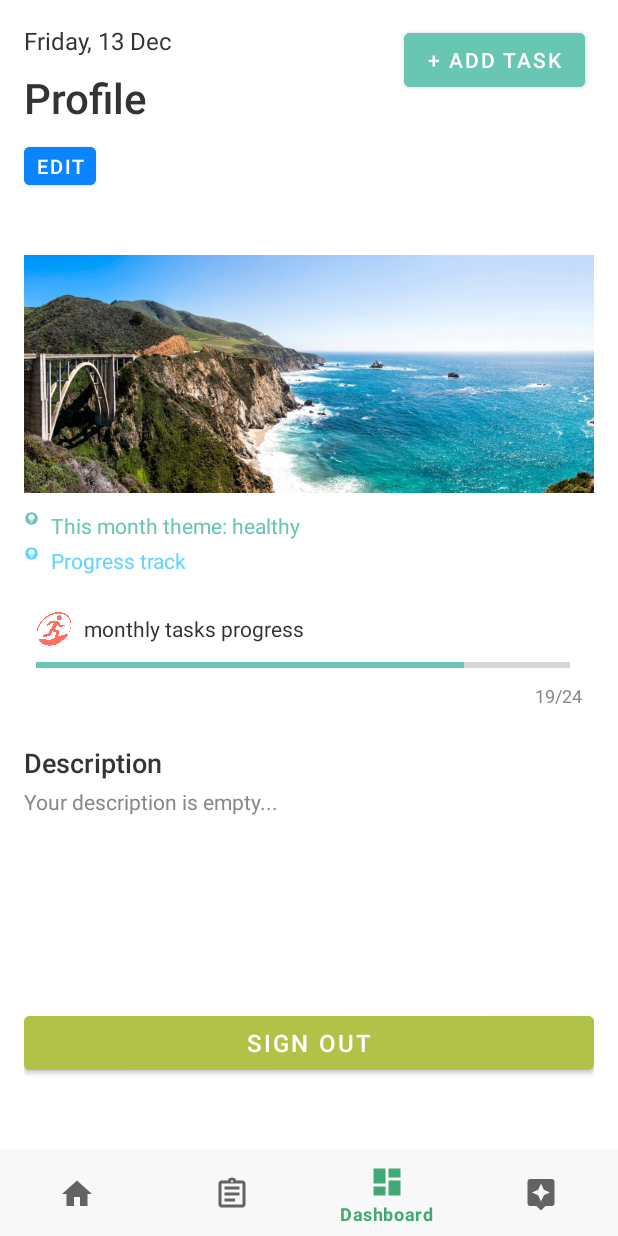
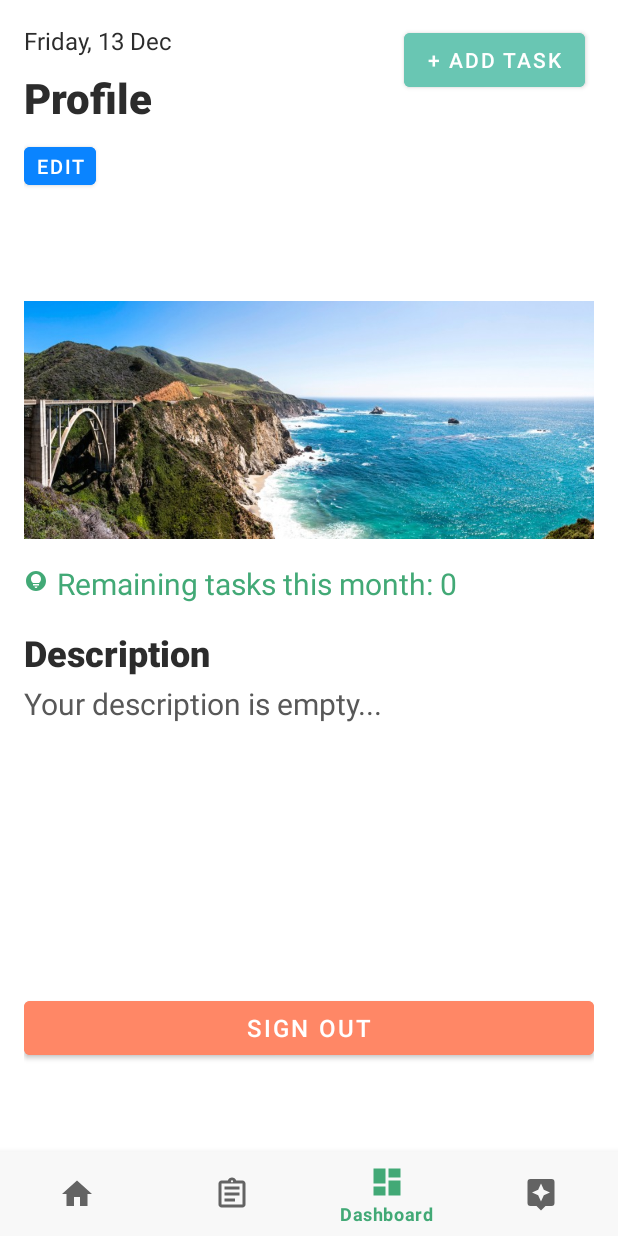
Before and after one commit to Forestocean37/Final-Project-Group-4, an Android app: the DashboardFragment screen opened through its navigation route, on a phone screen of 412 x 824 dp. Run offline under Robolectric (Android 15) with nearby library versions, the light colour scheme and no system bars; our stand-ins replace Firebase (no records; nobody signed in at launch, a user with empty details on screens opened directly), navigation-ui; pictures from the network do not load.

Commit message:
Optimized dashboard UI

```diff
--- a/app/src/main/java/edu/neu/final_project_group_4/ui/dashboard/DashboardFragment.java
+++ b/app/src/main/java/edu/neu/final_project_group_4/ui/dashboard/DashboardFragment.java
@@ -65,10 +65,22 @@ public class DashboardFragment extends Fragment {
                 name::setText);
         dashboardViewModel.loadUserFullName();
 
+        // User email
+        final TextView email = binding.profileUserEmail;
+        dashboardViewModel.getUserEmail().observe(getViewLifecycleOwner(),
+                email::setText);
+        dashboardViewModel.loadUserEmail();
+
         // Photo
         final ImageView photo = binding.profileImage;
         Uri photoUrl = User.getInstance().getPhotoUrl();
         loadProfilePhoto(photoUrl, photo);
+
+        // Remained tasks in current month
+        final TextView taskCount = binding.monthRemainingTasks;
+        dashboardViewModel.getMonthRemainedTasks().observe(getViewLifecycleOwner(),
+                taskCount::setText);
+        dashboardViewModel.loadRemainedTasks();
 
         // User description
         final TextView description = binding.descriptionText;
--- a/app/src/main/java/edu/neu/final_project_group_4/ui/dashboard/DashboardViewModel.java
+++ b/app/src/main/java/edu/neu/final_project_group_4/ui/dashboard/DashboardViewModel.java
@@ -4,15 +4,24 @@ import androidx.lifecycle.LiveData;
 import androidx.lifecycle.MutableLiveData;
 import androidx.lifecycle.ViewModel;
 
+import java.time.LocalDateTime;
+import java.util.List;
+
+import edu.neu.final_project_group_4.models.TaskModel;
+import edu.neu.final_project_group_4.utils.Task;
 import edu.neu.final_project_group_4.utils.User;
 
 public class DashboardViewModel extends ViewModel {
 
     private final MutableLiveData<String> userFullName;
+    private final MutableLiveData<String> userEmail;
+    private final MutableLiveData<String> monthRemainedTasks;
     private final MutableLiveData<String> userDescription;
 
     public DashboardViewModel() {
         userFullName = new MutableLiveData<>();
+        userEmail = new MutableLiveData<>();
+        monthRemainedTasks = new MutableLiveData<>();
         userDescription = new MutableLiveData<>();
         loadUserDescription(true);
     }
@@ -25,6 +34,22 @@ public class DashboardViewModel extends ViewModel {
         return userFullName;
     }
 
+    public void loadUserEmail() {
+        userEmail.setValue(User.getInstance().getEmail());
+    }
+
+    public LiveData<String> getUserEmail() {
+        return userEmail;
+    }
+
+    public void loadRemainedTasks() {
+        monthRemainedTasks.setValue(Integer.toString(monthRemainedTasks()));
+    }
+
+    public LiveData<String> getMonthRemainedTasks() {
+        return monthRemainedTasks;
+    }
+
     public void loadUserDescription(boolean needFetch) {
         if (needFetch) {
             User.getInstance().fetchUserDescription();
@@ -35,4 +60,21 @@ public class DashboardViewModel extends ViewModel {
     public LiveData<String> getUserDescription() {
         return userDescription;
     }
+
+    private int monthRemainedTasks() {
+        List<TaskModel> tasks = Task.getInstance().getTaskList();
+        int taskCount = 0;
+        LocalDateTime currentTime = LocalDateTime.now();
+
+        for (TaskModel task : tasks) {
+            LocalDateTime startTime = Task.getInstance().convertToTime(task.getStartTime());
+            if (currentTime.isBefore(startTime) &&
+                Task.getInstance().isSameMonth(currentTime, startTime) &&
+                !task.isCompleted()) {
+                taskCount += 1;
+            }
+        }
+
+        return taskCount;
+    }
 }
--- a/app/src/main/java/edu/neu/final_project_group_4/utils/Task.java
+++ b/app/src/main/java/edu/neu/final_project_group_4/utils/Task.java
@@ -110,12 +110,17 @@ public class Task {
         return LocalDateTime.parse(time, formatter);
     }
 
-    private boolean isSameDay(String t1, String t2) {
+    public boolean isSameDay(String t1, String t2) {
         return t1.split(" ")[0].equals(t2.split(" ")[0]);
     }
 
-    private boolean isSameDay(LocalDateTime t1, LocalDateTime t2) {
+    public boolean isSameDay(LocalDateTime t1, LocalDateTime t2) {
         return t1.toLocalDate().equals(t2.toLocalDate());
+    }
+
+    public boolean isSameMonth(LocalDateTime t1, LocalDateTime t2) {
+        return t1.getYear() == t2.getYear() &&
+                t1.getMonth() == t2.getMonth();
     }
 
     public TaskModel getNextTask() {
--- a/app/src/main/res/drawable/circle_indicator.xml
+++ b/app/src/main/res/drawable/circle_indicator.xml
@@ -1,4 +1,4 @@
-<vector xmlns:android="http://schemas.android.com/apk/res/android" android:height="24dp" android:tint="#7925C8" android:viewportHeight="24" android:viewportWidth="24" android:width="24dp">
+<vector xmlns:android="http://schemas.android.com/apk/res/android" android:height="16dp" android:tint="#7925C8" android:viewportHeight="24" android:viewportWidth="24" android:width="16dp">
 
     <path android:fillColor="@android:color/white" android:pathData="M12,2C6.48,2 2,6.48 2,12c0,5.52 4.48,10 10,10s10,-4.48 10,-10C22,6.48 17.52,2 12,2zM12,19c-0.83,0 -1.5,-0.67 -1.5,-1.5h3C13.5,18.33 12.83,19 12,19zM15,16.5H9V15h6V16.5zM14.97,14H9.03C7.8,13.09 7,11.64 7,10c0,-2.76 2.24,-5 5,-5s5,2.24 5,5C17,11.64 16.2,13.09 14.97,14z"/>
 
--- a/app/src/main/res/layout/fragment_dashboard.xml
+++ b/app/src/main/res/layout/fragment_dashboard.xml
@@ -14,7 +14,7 @@
         android:layout_width="wrap_content"
         android:layout_height="wrap_content"
         android:textSize="16sp"
-        android:textColor="#333333"
+        android:textColor="#2C2C2C"
         app:layout_constraintTop_toTopOf="parent"
         app:layout_constraintStart_toStartOf="parent" />
 
@@ -39,7 +39,8 @@
         android:layout_height="wrap_content"
         android:text="Profile"
         android:textSize="28sp"
-        android:textColor="#333333"
+        android:textStyle="bold"
+        android:textColor="#2C2C2C"
         android:fontFamily="sans-serif-medium"
         app:layout_constraintTop_toBottomOf="@id/date_text"
         app:layout_constraintStart_toStartOf="parent"
@@ -73,6 +74,18 @@
         app:layout_constraintStart_toStartOf="parent"
         app:layout_constraintTop_toBottomOf="@id/edit_profile_button" />
 
+    <TextView
+        android:id="@+id/profile_user_email"
+        android:layout_width="wrap_content"
+        android:layout_height="wrap_content"
+        android:layout_marginVertical="6dp"
+        android:text="USER_EMAIL"
+        android:textSize="18sp"
+        android:textColor="#6C6C6C"
+        app:layout_constraintEnd_toEndOf="parent"
+        app:layout_constraintStart_toStartOf="parent"
+        app:layout_constraintTop_toBottomOf="@id/profile_user_full_name" />
+
     <!-- Profile Image with weight -->
     <ImageView
         android:id="@+id/profile_image"
@@ -80,7 +93,7 @@
         android:layout_height="0dp"
         android:scaleType="centerCrop"
         android:src="@drawable/profile_image"
-        app:layout_constraintTop_toBottomOf="@id/profile_user_full_name"
+        app:layout_constraintTop_toBottomOf="@id/profile_user_email"
         app:layout_constraintStart_toStartOf="parent"
         app:layout_constraintEnd_toEndOf="parent"
         app:layout_constraintHeight_default="percent"
@@ -96,107 +109,31 @@
         app:layout_constraintTop_toBottomOf="@id/profile_image"
         app:layout_constraintStart_toStartOf="parent"
         app:layout_constraintEnd_toEndOf="parent"
-        android:layout_marginTop="12dp">
+        android:layout_marginTop="16dp">
 
         <ImageView
-            android:layout_width="10dp"
-            android:layout_height="10dp"
-            android:backgroundTint="#69c6b3"
-            android:background="@drawable/circle_indicator"
-            android:layout_marginEnd="8dp" />
-
-        <TextView
-            android:id="@+id/month_theme"
             android:layout_width="wrap_content"
             android:layout_height="wrap_content"
-            android:text="This month theme: healthy"
-            android:textSize="14sp"
-            android:textColor="#69c6b3" />
-    </LinearLayout>
-
-    <!-- Progress Track Layout with weight -->
-    <LinearLayout
-        android:id="@+id/progress_track_layout"
-        android:layout_width="0dp"
-        android:layout_height="wrap_content"
-        android:orientation="horizontal"
-        app:layout_constraintTop_toBottomOf="@id/month_theme_layout"
-        app:layout_constraintStart_toStartOf="parent"
-        app:layout_constraintEnd_toEndOf="parent"
-        android:layout_marginTop="4dp">
-
-        <ImageView
-            android:layout_width="10dp"
-            android:layout_height="10dp"
-            android:backgroundTint="#63d5fc"
+            android:layout_marginEnd="6dp"
             android:background="@drawable/circle_indicator"
-            android:layout_marginEnd="8dp" />
-
-        <TextView
-            android:id="@+id/progress_track"
-            android:layout_width="wrap_content"
-            android:layout_height="wrap_content"
-            android:text="Progress track"
-            android:textSize="14sp"
-            android:textColor="#63d5fc" />
-    </LinearLayout>
-
-    <!-- Skills Layout with vertical orientation -->
-    <LinearLayout
-        android:id="@+id/skills_layout"
-        android:layout_width="0dp"
-        android:layout_height="wrap_content"
-        android:orientation="vertical"
-        android:padding="8dp"
-        app:layout_constraintTop_toBottomOf="@id/progress_track_layout"
-        app:layout_constraintStart_toStartOf="parent"
-        app:layout_constraintEnd_toEndOf="parent"
-        android:backgroundTint="#f5f5f5"
-        android:elevation="4dp"
-        android:layout_marginTop="16dp"
-        android:layout_marginBottom="8dp">
-
-        <LinearLayout
-            android:layout_width="wrap_content"
-            android:layout_height="wrap_content"
-            android:orientation="horizontal">
-
-            <ImageView
-                android:layout_width="24dp"
-                android:layout_height="24dp"
-                android:src="@drawable/ic_physical_skills"
-                app:tint="#ff6f61" />
-
-            <TextView
-                android:layout_width="wrap_content"
-                android:layout_height="wrap_content"
-                android:text="monthly tasks progress"
-                android:textSize="14sp"
-                android:textColor="#333333"
-                android:layout_gravity="center_vertical"
-                android:layout_marginStart="8dp" />
-        </LinearLayout>
-
-        <!-- ProgressBar and progress text below "physical skills" -->
-        <ProgressBar
-            android:id="@+id/skills_progress_bar"
-            android:layout_width="match_parent"
-            android:layout_height="wrap_content"
-            android:progress="80"
-            android:max="100"
-            style="?android:attr/progressBarStyleHorizontal"
-            android:progressTint="#69c6b3"
-            android:layout_marginTop="4dp"
-            android:layout_marginEnd="8dp" />
+            android:backgroundTint="@color/main_theme"
+            android:translationY="4dp" />
 
         <TextView
             android:layout_width="wrap_content"
             android:layout_height="wrap_content"
-            android:text="19/24"
-            android:textSize="12sp"
-            android:textColor="#888888"
-            android:layout_gravity="end"
-            android:layout_marginTop="4dp" />
+            android:text="Remaining tasks this month: "
+            android:textSize="20sp"
+            android:textColor="@color/main_theme" />
+
+        <TextView
+            android:id="@+id/month_remaining_tasks"
+            android:layout_width="wrap_content"
+            android:layout_height="wrap_content"
+            android:text="0"
+            android:textSize="20sp"
+            android:textColor="@color/main_theme" />
+
     </LinearLayout>
 
     <!-- Description Section with weight -->
@@ -205,10 +142,11 @@
         android:layout_width="wrap_content"
         android:layout_height="wrap_content"
         android:text="Description"
-        android:textSize="18sp"
-        android:textColor="#333333"
+        android:textSize="24sp"
+        android:textStyle="bold"
+        android:textColor="#2C2C2C"
         android:fontFamily="sans-serif-medium"
-        app:layout_constraintTop_toBottomOf="@id/skills_layout"
+        app:layout_constraintTop_toBottomOf="@id/month_theme_layout"
         app:layout_constraintStart_toStartOf="parent"
         android:layout_marginTop="16dp" />
 
@@ -218,11 +156,11 @@
         android:layout_height="0dp"
         android:layout_marginTop="4dp"
         android:text="About yourself\nxxxxxxxxxxxxx\nxxxxxxxxxxxxx\nxxxxxxxxxxxxx"
-        android:textColor="#888888"
-        android:textSize="14sp"
+        android:textColor="#585858"
+        android:textSize="20sp"
         app:layout_constraintEnd_toEndOf="parent"
         app:layout_constraintHeight_default="percent"
-        app:layout_constraintHeight_percent="0.165"
+        app:layout_constraintHeight_percent="0.24"
         app:layout_constraintStart_toStartOf="parent"
         app:layout_constraintTop_toBottomOf="@id/description_title" />
 
@@ -233,7 +171,7 @@
         android:layout_marginTop="16dp"
         android:text="Sign Out"
         android:textColor="#FFFFFF"
-        android:backgroundTint="#B2C248"
+        android:backgroundTint="#FF8766"
         android:textSize="16sp"
         app:layout_constraintTop_toBottomOf="@id/description_text"
         app:layout_constraintStart_toStartOf="parent"
```
